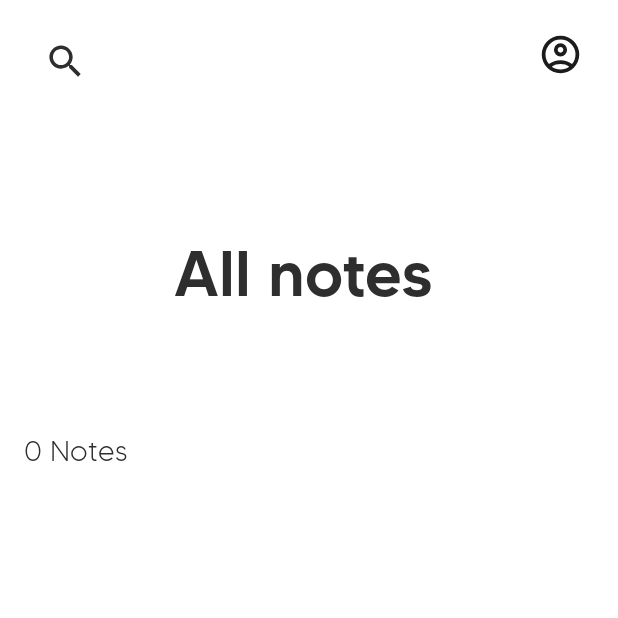
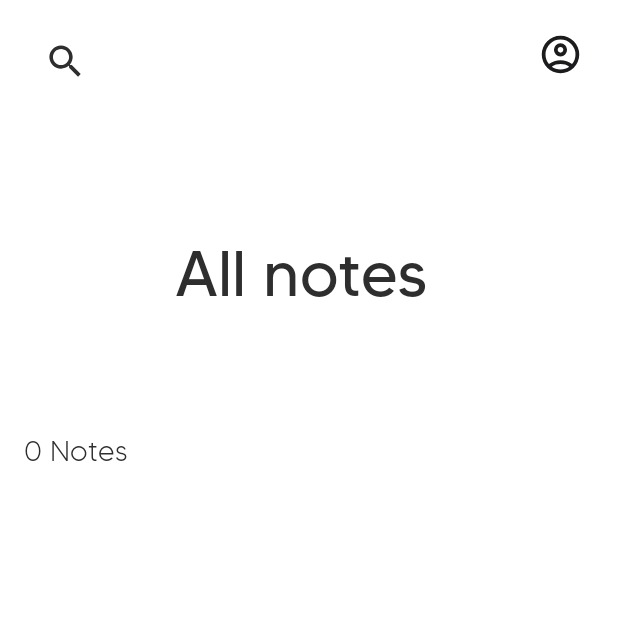
Before and after one commit to Archnightt/Firenote-v2, an Android app: the MainActivity screen opened directly, with no data from a screen before it, on a phone screen of 412 x 824 dp, the top half of it. Run offline under Robolectric (Android 15) with nearby library versions, the phone set to English and light mode, and no system bars; our stand-ins replace CircleImageView, Firebase (no records; nobody signed in at launch, a user with empty details on screens opened directly), sdp/ssp sizes.

Commit message:
bug fixes

```diff
--- a/app/src/main/res/layout/activity_login.xml
+++ b/app/src/main/res/layout/activity_login.xml
@@ -16,7 +16,7 @@
         android:textAllCaps="false"
         android:textColor="?attr/colorSecondaryVariant"
         android:textSize="15sp"
-        app:backgroundTint="#272727"
+        app:backgroundTint="?attr/colorButtonNormal"
         app:cornerRadius="5dp"
         app:layout_constraintBottom_toBottomOf="parent"
         app:layout_constraintEnd_toEndOf="parent"
@@ -35,7 +35,7 @@
         android:textAllCaps="false"
         android:textColor="?attr/colorOnSecondary"
         android:textSize="15dp"
-        app:backgroundTint="#272727"
+        app:backgroundTint="?attr/colorButtonNormal"
         app:cornerRadius="5dp"
         app:layout_constraintBottom_toBottomOf="parent"
         app:layout_constraintEnd_toEndOf="parent"
--- a/app/src/main/res/layout/activity_main.xml
+++ b/app/src/main/res/layout/activity_main.xml
@@ -34,7 +34,7 @@
                     android:layout_height="wrap_content"
                     android:layout_marginStart="100dp"
                     android:layout_marginTop="140dp"
-                    android:fontFamily="@font/tommy_medium"
+                    android:fontFamily="@font/tommy_regular"
                     android:gravity="center"
                     android:includeFontPadding="false"
                     android:text="@string/all_notes"
--- a/app/src/main/res/values-night/themes.xml
+++ b/app/src/main/res/values-night/themes.xml
@@ -22,6 +22,9 @@
         <!-- STATUS BAR -->
         <item name="colorOnSecondary">@color/black</item>
 
+        <!-- BUTTON COLOR -->
+        <item name ="colorButtonNormal">@color/light</item>
+
         <item name="android:statusBarColor" tools:targetApi="l">?attr/colorOnSecondary</item>
         <item name="android:windowLightStatusBar">false</item>
 
--- a/app/src/main/res/values/colors.xml
+++ b/app/src/main/res/values/colors.xml
@@ -16,4 +16,6 @@
     <color name="iosblack">#1c1c1e</color>
     <color name="ioswhiteBG">#f7f7f7</color>
     <color name="red">#f01e2c</color>
+    <color name="light">#fefefe</color>
+    <color name="dark">#272727</color>
 </resources>
--- a/app/src/main/res/values/themes.xml
+++ b/app/src/main/res/values/themes.xml
@@ -22,6 +22,9 @@
         <!-- STATUS BAR -->
         <item name="colorOnSecondary">@color/white</item>
 
+        <!-- BUTTON COLOR -->
+        <item name ="colorButtonNormal">@color/dark</item>
+
         <item name="android:statusBarColor" tools:targetApi="l">?attr/colorOnSecondary</item>
         <item name="android:windowLightStatusBar">true</item>
 
```
